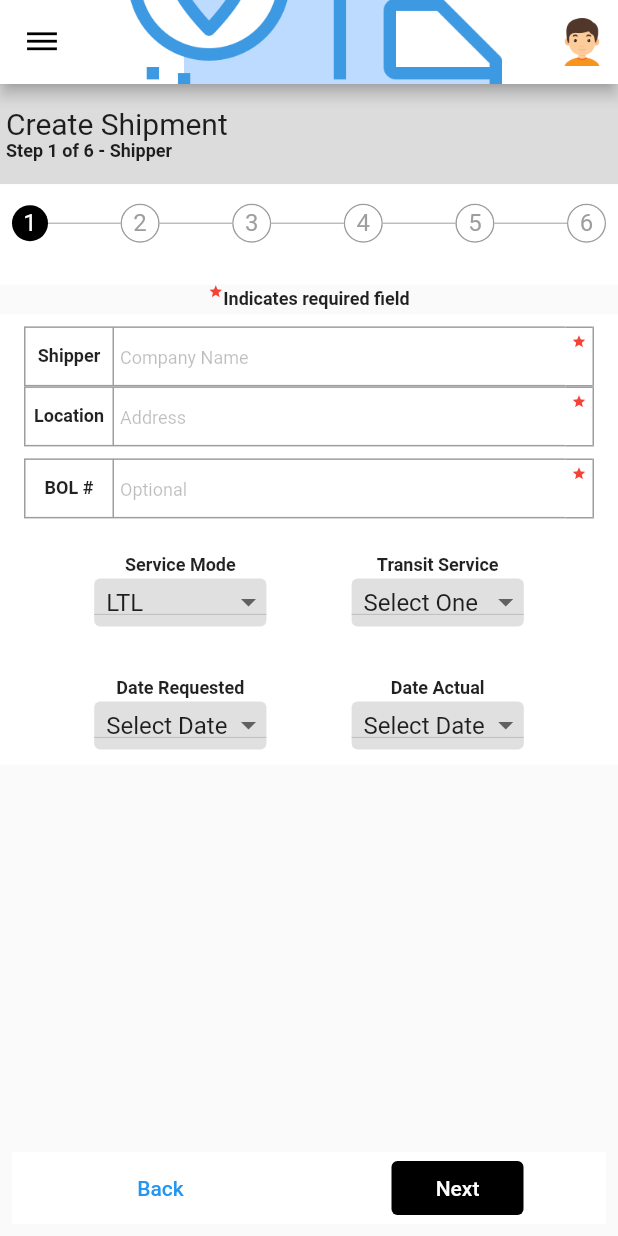
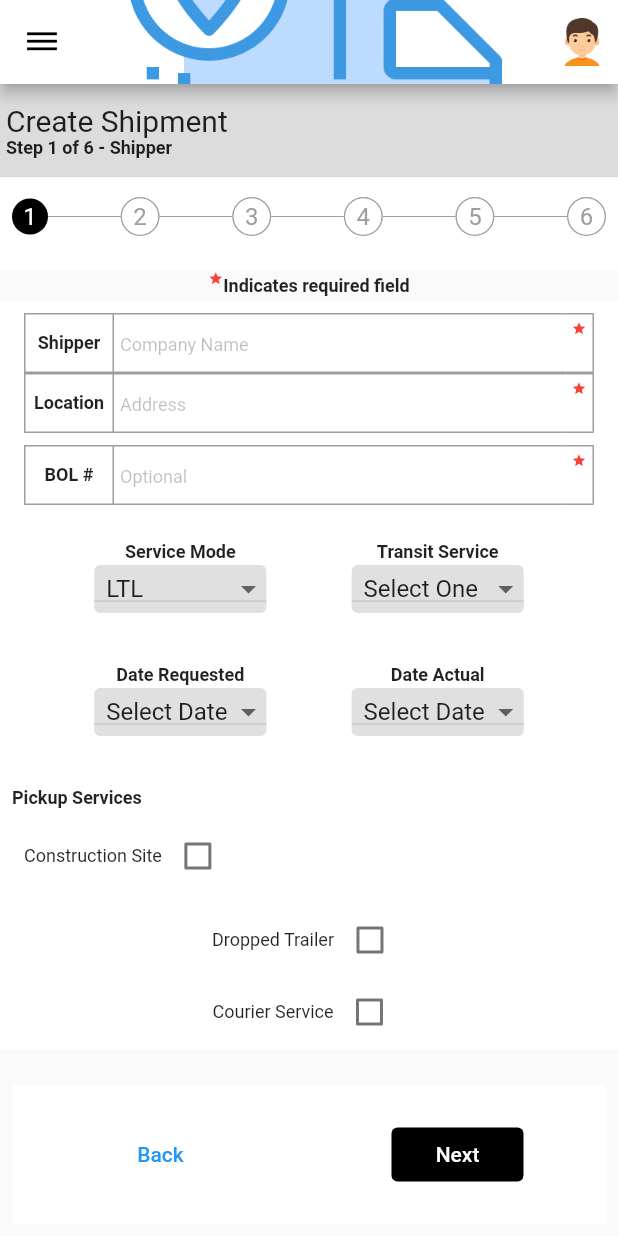
Before and after one commit to gravindrareddy/ecommerce-shipping-ui-flutter, a Flutter app: the screen it shows after launch, on a phone screen of 412 x 824 dp. Run offline on Flutter 3.47's test engine with Material 2 defaults, Android fonts, the phone set to English and light mode, and no system bars; Roboto replaces fonts that are missing (LexendDeca).

```diff
--- a/lib/main.dart
+++ b/lib/main.dart
@@ -1,11 +1,23 @@
 import 'package:flutter/material.dart';
 
-void main() => runApp(EcommerceOrderForm());
+void main() => runApp(EcommerceOrderFormWidget());
 
-class EcommerceOrderForm extends StatelessWidget {
+class EcommerceOrderFormWidget extends StatefulWidget {
+  @override
+  State<StatefulWidget> createState() {
+    // TODO: implement createState
+    return EcommerceOrderWidgetState();
+  }
+}
+
+class EcommerceOrderWidgetState extends State<EcommerceOrderFormWidget> {
   // This widget is the root of your application.
   @override
   Widget build(BuildContext context) {
+    bool monVal = false;
+    bool tuVal = false;
+    bool wedVal = false;
+
     return MaterialApp(
       title: 'Ecommerce Order Placing Form - Flutter Practise',
       theme: ThemeData(
@@ -90,22 +102,82 @@ class EcommerceOrderForm extends StatelessWidget {
                                     CustomDropDownWidget(
                                         "Date Actual", "Select Date")
                                   ])),
+                          Padding(
+                              padding: EdgeInsets.fromLTRB(8, 24, 8, 8),
+                              child: Column(
+                                crossAxisAlignment: CrossAxisAlignment.start,
+                                children: <Widget>[
+                                  _SmallTextBoldWidget("Pickup Services"),
+                                  // [Monday] checkbox
+                                  Padding(
+                                      padding: EdgeInsets.fromLTRB(8, 8, 8, 8),
+                                      child: Row(
+                                        mainAxisAlignment:
+                                            MainAxisAlignment.start,
+                                        children: <Widget>[
+                                          _SmallTextWidget("Construction Site"),
+                                          Checkbox(
+                                            value: monVal,
+                                            onChanged: (bool value) {
+                                              setState(() {
+                                                monVal = value;
+                                              });
+                                            },
+                                          ),
+                                        ],
+                                      )),
+                                  // [Tuesday] checkbox
+                                  Row(
+                                    mainAxisAlignment: MainAxisAlignment.center,
+                                    children: <Widget>[
+                                      _SmallTextWidget("Dropped Trailer"),
+                                      Checkbox(
+                                        value: tuVal,
+                                        onChanged: (bool value) {
+                                          setState(() {
+                                            tuVal = value;
+                                          });
+                                        },
+                                      ),
+                                    ],
+                                  ),
+                                  // [Wednesday] checkbox
+                                  Row(
+                                    mainAxisAlignment: MainAxisAlignment.center,
+                                    children: <Widget>[
+                                      _SmallTextWidget("Courier Service"),
+                                      Checkbox(
+                                        value: wedVal,
+                                        onChanged: (bool value) {
+                                          setState(() {
+                                            wedVal = value;
+                                          });
+                                        },
+                                      ),
+                                    ],
+                                  ),
+                                ],
+                              )),
                         ],
                       ),
                     ))),
-                Padding(
+                Expanded(
+                    flex: 2,
+                    child: Padding(
                         padding: EdgeInsets.fromLTRB(8, 24, 8, 8),
                         child: Container(
                             color: Colors.white,
                             child: Row(
-                        mainAxisAlignment: MainAxisAlignment.spaceAround,
+                                mainAxisAlignment:
+                                    MainAxisAlignment.spaceAround,
                                 children: <Widget>[
                                   FlatButton(
                                       onPressed: () {},
                                       child: Text("Back"),
                                       textColor: Colors.blue,
                                       shape: RoundedRectangleBorder(
-                                  borderRadius: BorderRadius.circular(4))),
+                                          borderRadius:
+                                              BorderRadius.circular(4))),
                                   FlatButton(
                                     onPressed: () {},
                                     child: Text("Next"),
@@ -114,7 +186,7 @@ class EcommerceOrderForm extends StatelessWidget {
                                     shape: RoundedRectangleBorder(
                                         borderRadius: BorderRadius.circular(4)),
                                   )
-                        ])))
+                                ]))))
               ],
             )),
       ),
```
Lines whose indentation alone changed are shown as unchanged.
